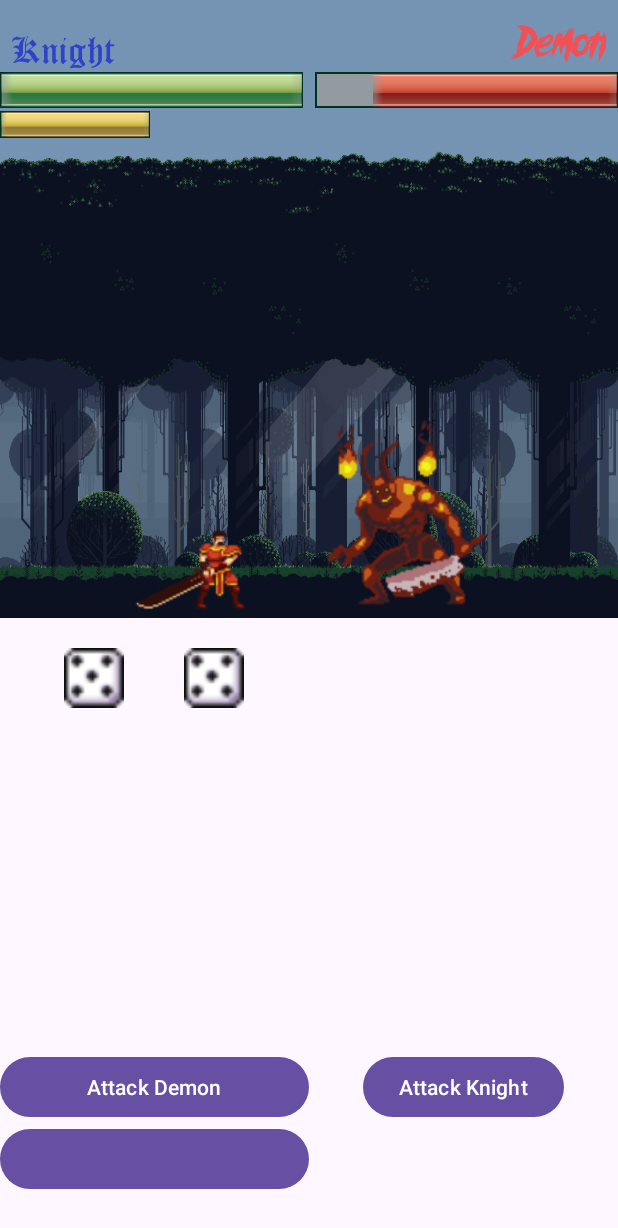
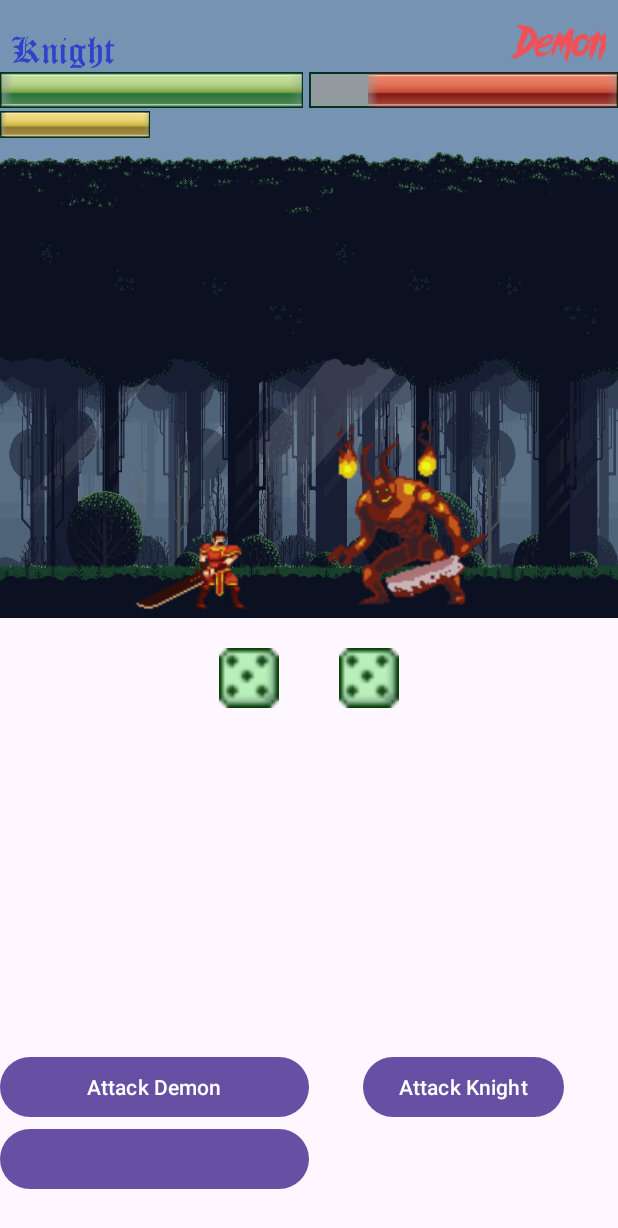
Before and after one commit to shahbazly/KnightXDemon, an Android app: the screen it shows after launch (MainActivity), after a tap on an icon or button, on a phone screen of 412 x 824 dp. Shown: the top 1228 px of the screen. Run offline under Robolectric (Android 15) with nearby library versions, the phone set to English and light mode, and no system bars; our stand-ins replace FlexboxLayout.

Commit message:
one dice pack every player

```diff
--- a/app/src/main/java/dev/shahbazly/headsxhands/Creature.kt
+++ b/app/src/main/java/dev/shahbazly/headsxhands/Creature.kt
@@ -26,7 +26,7 @@ abstract class Creature(
     fun attack(target: Creature, diceManager: DiceManager) {
         require(target != this) { "Существо не может атаковать самого себя" }
         val attackModifier = attack - target.defense + 1
-        val successfulAttack = diceManager.rollDice(attackModifier)
+        val successfulAttack = diceManager.rollDice(this, attackModifier)
 
         setCreatureState(ATTACK)
 
--- a/app/src/main/java/dev/shahbazly/headsxhands/DiceManager.kt
+++ b/app/src/main/java/dev/shahbazly/headsxhands/DiceManager.kt
@@ -1,6 +1,7 @@
 package dev.shahbazly.headsxhands
 
 import android.content.Context
+import android.graphics.Color
 import android.graphics.drawable.AnimationDrawable
 import android.widget.ImageView
 import com.google.android.flexbox.FlexboxLayout
@@ -8,12 +9,12 @@ import kotlin.random.Random
 
 class DiceManager(private val context: Context, private val container: FlexboxLayout) {
 
-    fun rollDice(numberOfDice: Int): Boolean {
+    fun rollDice(creature: Creature, numberOfDice: Int): Boolean {
         cleanUpContainer()
         val diceRolls = List(numberOfDice.coerceAtLeast(1)) {
             rollSingleDice()
         }
-        animateDices(diceRolls)
+        animateDices(creature, diceRolls)
 
         return diceRolls.any { it in 5..6 }
     }
@@ -26,9 +27,13 @@ class DiceManager(private val context: Context, private val container: FlexboxLa
         return Random.nextInt(1, 7)
     }
 
-    private fun animateDices(diceResults: List<Int>) {
+    private fun animateDices(creature: Creature, diceResults: List<Int>) {
         diceResults.forEach { diceResult ->
             val diceImage = ImageView(context)
+            if (creature is Player)
+                diceImage.setColorFilter(Color.argb(70, 0, 200, 0))
+            else
+                diceImage.setColorFilter(Color.argb(70, 200, 0, 0))
 
             val layoutParams = FlexboxLayout.LayoutParams(
                 FlexboxLayout.LayoutParams.WRAP_CONTENT,
--- a/app/src/main/java/dev/shahbazly/headsxhands/MainActivity.kt
+++ b/app/src/main/java/dev/shahbazly/headsxhands/MainActivity.kt
@@ -30,8 +30,7 @@ class MainActivity : AppCompatActivity() {
     private lateinit var knightHealingthBar: ProgressBar
     private lateinit var demonAHealthBar: ProgressBar
 
-    private lateinit var knightDiceContainer: FlexboxLayout
-    private lateinit var demonDiceContainer: FlexboxLayout
+    private lateinit var dicesContainer: FlexboxLayout
 
     private lateinit var knight: Player
     private lateinit var demon: Monster
@@ -43,8 +42,7 @@ class MainActivity : AppCompatActivity() {
         knightImage = findViewById(R.id.knightImage)
         demonImage = findViewById(R.id.demonImage)
 
-        knightDiceContainer = findViewById(R.id.playerDicesLayout)
-        demonDiceContainer = findViewById(R.id.monsterDicesLayout)
+        dicesContainer = findViewById(R.id.dicesFlexboxLayout)
 
         restartButton = findViewById(R.id.restartButton)
         gameResultText = findViewById(R.id.gameResultTextView)
@@ -94,6 +92,7 @@ class MainActivity : AppCompatActivity() {
                 healthBar = knightHealthBar,
                 healingBar = knightHealingthBar)
         )
+        val diceManager = DiceManager(this, dicesContainer)
 
         demonNameText.text = demon.name
         demonAttackButton.text = "Attack ${knight.name}"
@@ -102,7 +101,6 @@ class MainActivity : AppCompatActivity() {
         knightAttackButton.text = "Attack ${demon.name}"
 
         demonAttackButton.setOnClickListener {
-            val diceManager = DiceManager(this, demonDiceContainer)
             demon.attack(knight, diceManager)
 
             demonAttackButton.isClickable = false
@@ -112,9 +110,6 @@ class MainActivity : AppCompatActivity() {
         }
 
         knightAttackButton.setOnClickListener {
-            knightDiceContainer.removeAllViews()
-
-            val diceManager = DiceManager(this, knightDiceContainer)
             knight.attack(demon, diceManager)
 
             knightAttackButton.isClickable = false
--- a/app/src/main/res/layout/activity_main.xml
+++ b/app/src/main/res/layout/activity_main.xml
@@ -95,12 +95,11 @@
         style="?android:attr/progressBarStyleHorizontal"
         android:layout_width="0dp"
         android:layout_height="24dp"
-        android:layout_marginStart="4dp"
         android:layout_marginTop="48dp"
         android:progressDrawable="@drawable/progress_drawable_demon"
         android:rotation="180"
         app:layout_constraintEnd_toEndOf="parent"
-        app:layout_constraintStart_toStartOf="@+id/monsterDicesLayout"
+        app:layout_constraintStart_toStartOf="@+id/verticalCenterGuideline"
         app:layout_constraintTop_toTopOf="parent"
         tools:max="100"
         tools:progress="40" />
@@ -196,21 +195,7 @@
         app:layout_constraintGuide_percent="0.5" />
 
     <com.google.android.flexbox.FlexboxLayout
-        android:id="@+id/playerDicesLayout"
-        android:layout_width="0dp"
-        android:layout_height="0dp"
-        app:alignContent="center"
-        app:alignItems="center"
-        app:barrierMargin="8dp"
-        app:flexWrap="wrap"
-        app:justifyContent="center"
-        app:layout_constraintBottom_toTopOf="@+id/horizontalCenterGuideline70"
-        app:layout_constraintEnd_toStartOf="@+id/verticalCenterGuideline"
-        app:layout_constraintStart_toStartOf="parent"
-        app:layout_constraintTop_toTopOf="@+id/horizontalCenterGuideline" />
-
-    <com.google.android.flexbox.FlexboxLayout
-        android:id="@+id/monsterDicesLayout"
+        android:id="@+id/dicesFlexboxLayout"
         android:layout_width="0dp"
         android:layout_height="0dp"
         app:alignContent="center"
@@ -220,7 +205,7 @@
         app:justifyContent="center"
         app:layout_constraintBottom_toTopOf="@+id/horizontalCenterGuideline70"
         app:layout_constraintEnd_toEndOf="parent"
-        app:layout_constraintStart_toEndOf="@+id/playerDicesLayout"
+        app:layout_constraintStart_toStartOf="parent"
         app:layout_constraintTop_toTopOf="@+id/horizontalCenterGuideline" />
 
 </androidx.constraintlayout.widget.ConstraintLayout>
--- a/app/src/main/res/values/colors.xml
+++ b/app/src/main/res/values/colors.xml
@@ -2,4 +2,5 @@
 <resources>
     <color name="black">#FF000000</color>
     <color name="white">#FFFFFFFF</color>
+    <color name="red">#FF0000</color>
 </resources>
```
